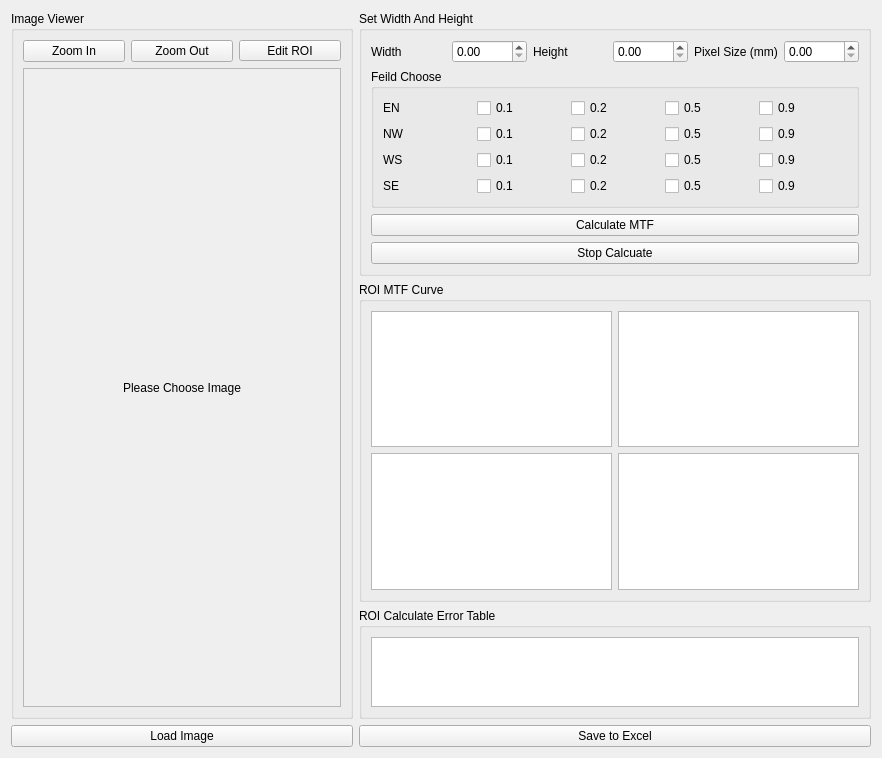
Before: the Qt Designer form lnxmtfprototype.ui in Wanncye/MechMindQtMTF, drawn with Qt 5.
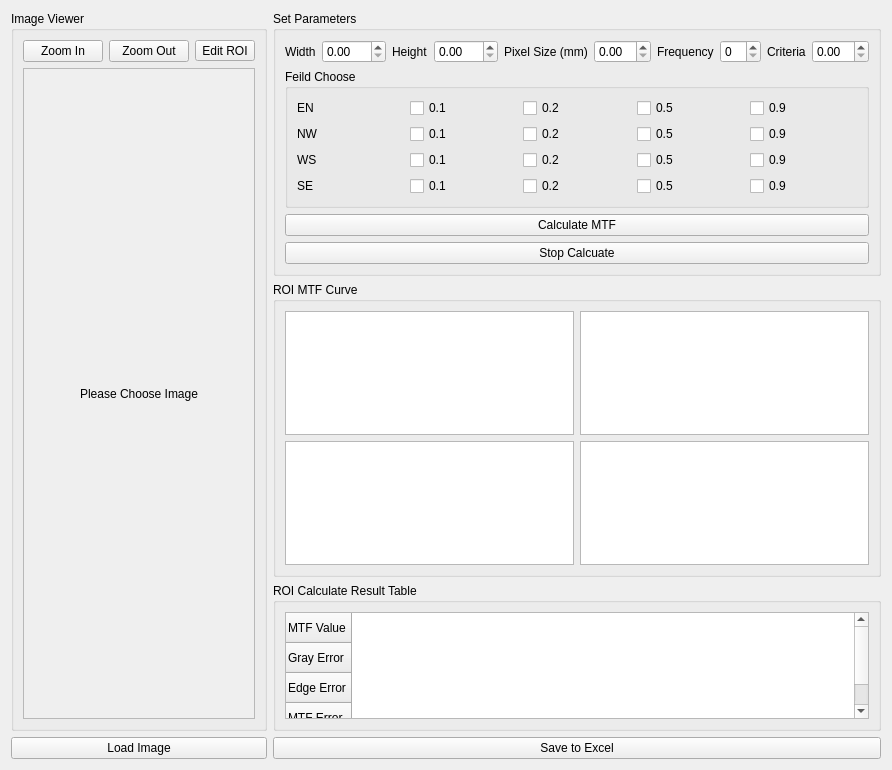
After: the same form once the commit is applied. Custom widgets are drawn as their Qt base class.

What changed in the file:
```diff
--- a/lnxmtfprototype.ui
+++ b/lnxmtfprototype.ui
@@ -7,7 +7,7 @@
     <x>0</x>
     <y>0</y>
     <width>882</width>
-    <height>758</height>
+    <height>770</height>
    </rect>
   </property>
   <property name="sizePolicy">
@@ -84,8 +84,8 @@
             <rect>
              <x>0</x>
              <y>0</y>
-             <width>309</width>
-             <height>608</height>
+             <width>251</width>
+             <height>620</height>
             </rect>
            </property>
            <property name="layoutDirection">
@@ -119,14 +119,14 @@
     </layout>
    </item>
    <item>
-    <layout class="QVBoxLayout" name="operatorPart" stretch="1,3,1,1">
+    <layout class="QVBoxLayout" name="operatorPart" stretch="1,4,2,1">
      <property name="sizeConstraint">
       <enum>QLayout::SetMaximumSize</enum>
      </property>
      <item>
       <widget class="QGroupBox" name="groupBox_3">
        <property name="title">
-        <string>Set Width And Height</string>
+        <string>Set Parameters</string>
        </property>
        <layout class="QVBoxLayout" name="verticalLayout_4">
         <item>
@@ -172,6 +172,26 @@
           <item>
            <widget class="QDoubleSpinBox" name="pixelSize"/>
           </item>
+          <item>
+           <widget class="QLabel" name="label_8">
+            <property name="text">
+             <string>Frequency</string>
+            </property>
+           </widget>
+          </item>
+          <item>
+           <widget class="QSpinBox" name="frequency"/>
+          </item>
+          <item>
+           <widget class="QLabel" name="label_9">
+            <property name="text">
+             <string>Criteria</string>
+            </property>
+           </widget>
+          </item>
+          <item>
+           <widget class="QDoubleSpinBox" name="criteria"/>
+          </item>
          </layout>
         </item>
         <item>
@@ -376,11 +396,35 @@
      <item>
       <widget class="QGroupBox" name="groupBox">
        <property name="title">
-        <string>ROI Calculate Error Table</string>
+        <string>ROI Calculate Result Table</string>
        </property>
        <layout class="QVBoxLayout" name="verticalLayout_6">
         <item>
-         <widget class="QTableWidget" name="tableWidget"/>
+         <widget class="QTableWidget" name="errorTable">
+          <property name="lineWidth">
+           <number>1</number>
+          </property>
+          <row>
+           <property name="text">
+            <string>MTF Value</string>
+           </property>
+          </row>
+          <row>
+           <property name="text">
+            <string>Gray Error</string>
+           </property>
+          </row>
+          <row>
+           <property name="text">
+            <string>Edge Error</string>
+           </property>
+          </row>
+          <row>
+           <property name="text">
+            <string>MTF Error</string>
+           </property>
+          </row>
+         </widget>
         </item>
        </layout>
       </widget>
```
